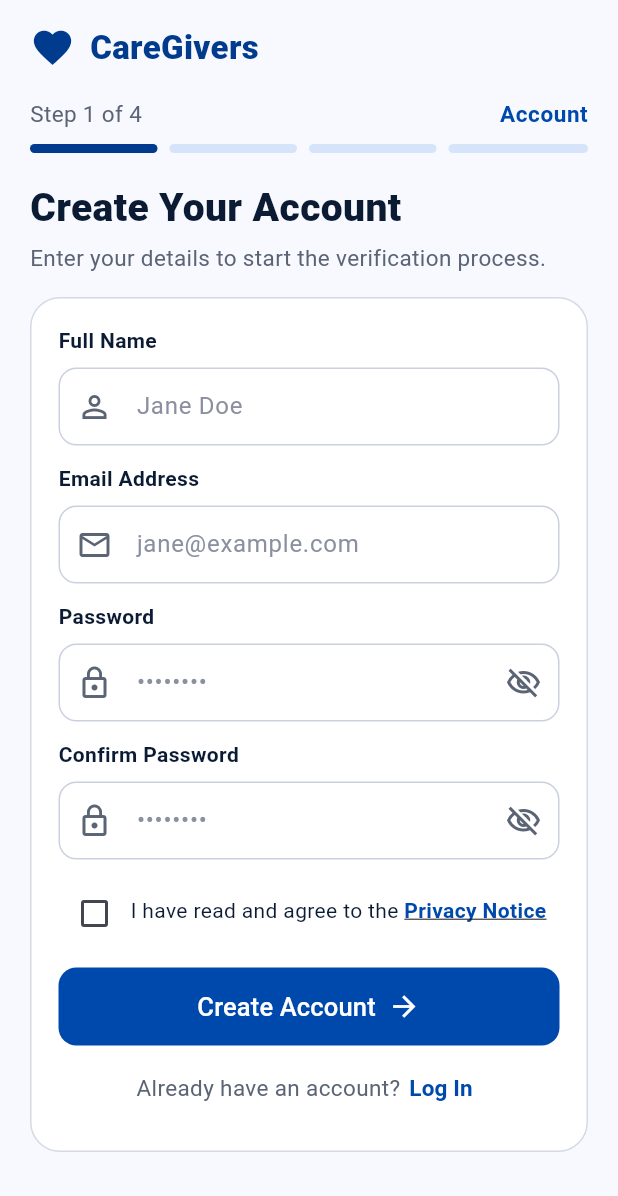
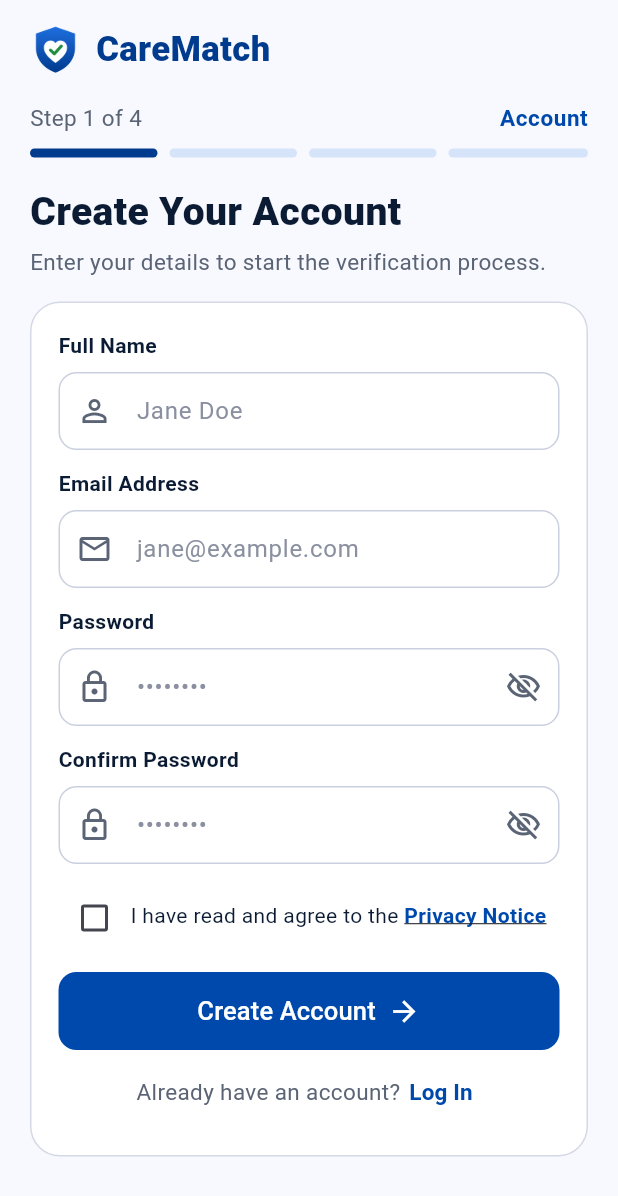
Before and after one commit to Sharlet-Kirui/A-FaceNet-Biometric-Verification-and-Content-Based-Recommendation-system-for-Caregivers-, a Flutter app: the screen it shows after launch, on a phone screen of 412 x 824 dp. Shown: the top 1196 px of the screen. Run offline on Flutter 3.47's test engine with Material 3 defaults, Android fonts, the phone set to English and light mode, and no system bars; our stand-ins replace camera, file_picker, flutter_secure_storage, image_picker; accounts and stored records are empty.

Commit message:
feat(mobile): add CareMatch logo, app icon and name
Closes #90

```diff
--- a/mobile_app/lib/main.dart
+++ b/mobile_app/lib/main.dart
@@ -11,7 +11,7 @@ class CareGiversApp extends StatelessWidget {
   @override
   Widget build(BuildContext context) {
     return MaterialApp(
-      title: 'CareGivers',
+      title: 'CareMatch',
       debugShowCheckedModeBanner: false,
       theme: buildAppTheme(),
       home: const CreateAccountScreen(),
--- a/mobile_app/lib/widgets/brand_logo.dart
+++ b/mobile_app/lib/widgets/brand_logo.dart
@@ -2,20 +2,23 @@ import 'package:flutter/material.dart';
 
 import '../core/app_theme.dart';
 
+/// CareMatch mark (shield = verified trust, heart = care, tick = checked) and name.
+/// The image is assets/brand/logo_mark.png, declared in pubspec.yaml.
 class BrandLogo extends StatelessWidget {
-  const BrandLogo({super.key});
+  final double size;
+  const BrandLogo({super.key, this.size = 34});
 
   @override
   Widget build(BuildContext context) {
-    return const Row(
+    return Row(
       mainAxisSize: MainAxisSize.min,
       children: [
-        Icon(Icons.favorite, color: AppColors.primaryDark, size: 30),
-        SizedBox(width: 10),
+        Image.asset('assets/brand/logo_mark.png', width: size, height: size),
+        const SizedBox(width: 10),
         Text(
-          'CareGivers',
+          'CareMatch',
           style: TextStyle(
-            fontSize: 22,
+            fontSize: size * 0.68,
             fontWeight: FontWeight.w800,
             color: AppColors.primaryDark,
           ),
```
Also changed, not shown: mobile_app/pubspec.yaml (+11 -0 lines), docs/logo_mark.svg (added), mobile_app/assets/brand/logo_mark.png (added), mobile_app/assets/icon/app_icon.png (added), mobile_app/assets/icon/app_icon_foreground.png (added), mobile_app/pubspec.lock, 36 other files.
